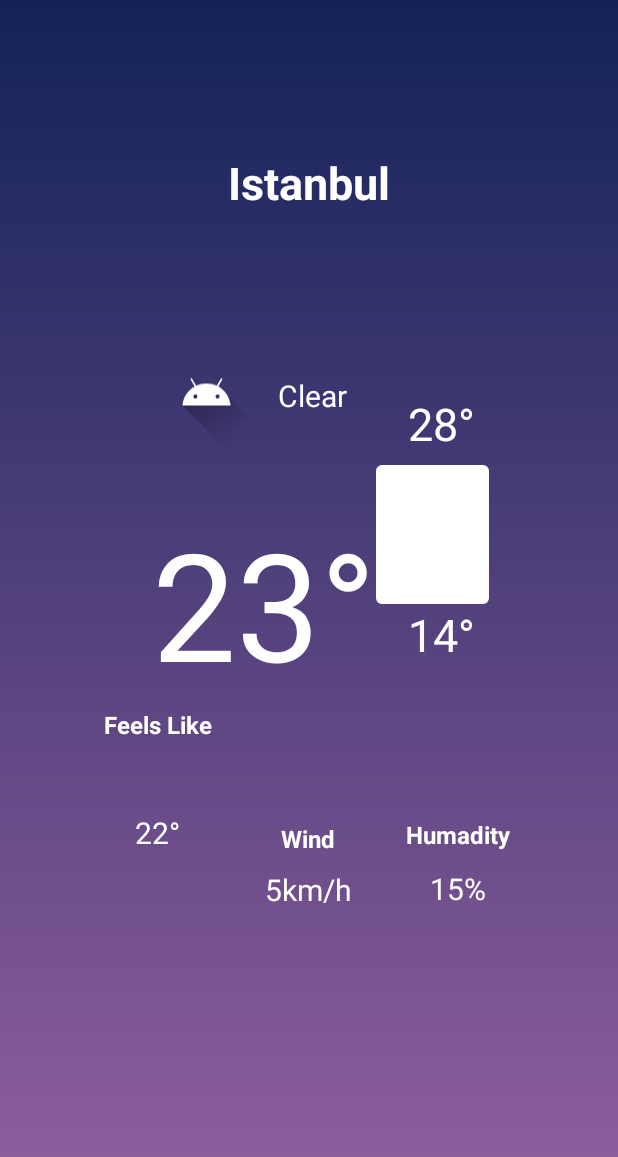
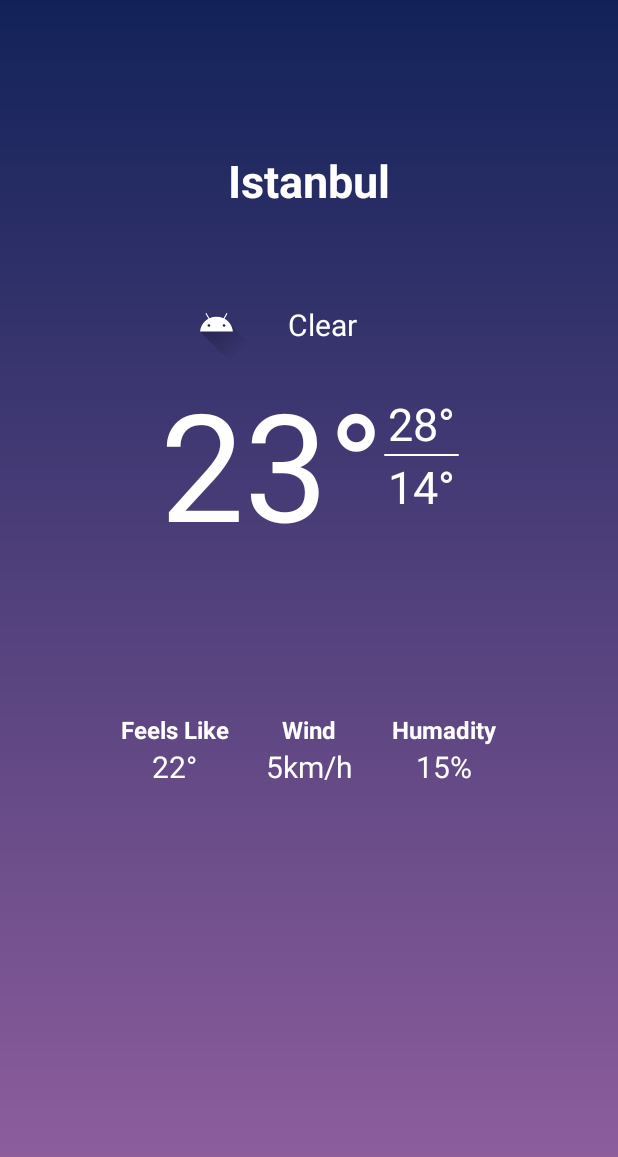
Before and after one commit to doanburak97/WeatherApp-with-using-Json, an Android app: the screen it shows after launch (MainActivity), on a phone screen of 412 x 824 dp. Shown: the top 1157 px of the screen. Run offline under Robolectric (Android 15) with nearby library versions, the phone set to English and light mode, and no system bars; libraries missing offline, so code that uses them is left out: com.loopj.android.

Commit message:
second commit

```diff
--- a/app/src/main/java/com/doanburak/weatherapplication/weatherData.java
+++ b/app/src/main/java/com/doanburak/weatherapplication/weatherData.java
@@ -9,15 +9,15 @@ public class weatherData {
     private int mCondition;
 
     public String getmTemp() {
-        return mTemp + "°C";
+        return mTemp + "°";
     }
 
     public String getmUpTemp() {
-        return mUpTemp + "°C";
+        return mUpTemp + "°";
     }
 
     public String getmLowTemp() {
-        return mLowTemp + "°C";
+        return mLowTemp + "°";
     }
 
     public String getmHumidity() {
--- a/app/src/main/res/layout/activity_main.xml
+++ b/app/src/main/res/layout/activity_main.xml
@@ -8,188 +8,163 @@
     tools:context=".MainActivity">
 
     <TextView
+        android:id="@+id/tv_cityName"
+        android:layout_width="wrap_content"
+        android:layout_height="wrap_content"
+        android:layout_marginTop="100dp"
+        android:text="Istanbul"
+        android:textSize="30dp"
+        android:textStyle="bold"
+        app:layout_constraintEnd_toEndOf="parent"
+        app:layout_constraintStart_toStartOf="parent"
+        app:layout_constraintTop_toTopOf="parent" />
+
+    <LinearLayout
+        android:id="@+id/linearLayout3"
+        android:layout_width="wrap_content"
+        android:layout_height="wrap_content"
+        android:layout_marginTop="100dp"
+        android:orientation="vertical"
+        app:layout_constraintEnd_toEndOf="parent"
+        app:layout_constraintStart_toStartOf="parent"
+        app:layout_constraintTop_toBottomOf="@+id/linearLayout">
+
+        <LinearLayout
+            android:layout_width="match_parent"
+            android:layout_height="match_parent"
+            android:orientation="horizontal">
+
+            <TextView
+                android:id="@+id/textView6"
+                android:layout_width="90dp"
+                android:layout_height="wrap_content"
+                android:text="Feels Like"
+                android:textAlignment="center"
+                android:textSize="16sp"
+                android:textStyle="bold" />
+
+            <TextView
+                android:id="@+id/textView8"
+                android:layout_width="90dp"
+                android:layout_height="wrap_content"
+                android:text="Wind"
+                android:textAlignment="center"
+                android:textSize="16sp"
+                android:textStyle="bold" />
+
+            <TextView
+                android:id="@+id/textView10"
+                android:layout_width="90dp"
+                android:layout_height="wrap_content"
+                android:text="Humadity"
+                android:textAlignment="center"
+                android:textSize="16sp"
+                android:textStyle="bold" />
+        </LinearLayout>
+
+        <LinearLayout
+            android:layout_width="match_parent"
+            android:layout_height="match_parent"
+            android:orientation="horizontal">
+
+            <TextView
                 android:id="@+id/tv_feels"
-        android:layout_width="0dp"
+                android:layout_width="90dp"
                 android:layout_height="wrap_content"
-        android:layout_marginStart="60dp"
-        android:layout_marginEnd="10dp"
-        android:layout_marginBottom="252dp"
                 android:text="22°"
                 android:textAlignment="center"
-        android:textSize="20sp"
-        app:layout_constraintBottom_toBottomOf="parent"
-        app:layout_constraintEnd_toStartOf="@+id/textView8"
-        app:layout_constraintStart_toStartOf="parent"
-        app:layout_constraintTop_toBottomOf="@+id/textView6" />
+                android:textSize="20sp" />
+
+            <TextView
+                android:id="@+id/tv_wind"
+                android:layout_width="90dp"
+                android:layout_height="wrap_content"
+                android:text="5km/h"
+                android:textAlignment="center"
+                android:textSize="20sp" />
 
             <TextView
                 android:id="@+id/tv_humadity"
-        android:layout_width="0dp"
+                android:layout_width="90dp"
                 android:layout_height="wrap_content"
-        android:layout_marginEnd="61dp"
-        android:layout_marginBottom="218dp"
                 android:text="15%"
                 android:textAlignment="center"
-        android:textSize="20sp"
-        app:layout_constraintBottom_toBottomOf="parent"
+                android:textSize="20sp" />
+        </LinearLayout>
+
+    </LinearLayout>
+
+    <LinearLayout
+        android:id="@+id/linearLayout"
+        android:layout_width="wrap_content"
+        android:layout_height="wrap_content"
+        android:orientation="horizontal"
         app:layout_constraintEnd_toEndOf="parent"
-        app:layout_constraintStart_toEndOf="@+id/tv_wind"
-        app:layout_constraintTop_toBottomOf="@+id/textView10" />
-
-    <TextView
-        android:id="@+id/tv_wind"
-        android:layout_width="0dp"
-        android:layout_height="wrap_content"
-        android:layout_marginStart="160dp"
-        android:layout_marginEnd="10dp"
-        android:layout_marginBottom="217dp"
-        android:text="5km/h"
-        android:textAlignment="center"
-        android:textSize="20sp"
-        app:layout_constraintBottom_toBottomOf="parent"
-        app:layout_constraintEnd_toStartOf="@+id/tv_humadity"
         app:layout_constraintStart_toStartOf="parent"
-        app:layout_constraintTop_toBottomOf="@+id/textView8" />
-
-    <TextView
-        android:id="@+id/textView8"
-        android:layout_width="0dp"
-        android:layout_height="wrap_content"
-        android:layout_marginEnd="10dp"
-        android:layout_marginBottom="9dp"
-        android:text="Wind"
-        android:textAlignment="center"
-        android:textSize="16sp"
-        android:textStyle="bold"
-        app:layout_constraintBottom_toTopOf="@+id/tv_wind"
-        app:layout_constraintEnd_toStartOf="@+id/textView10"
-        app:layout_constraintStart_toEndOf="@+id/tv_feels"
-        app:layout_constraintTop_toBottomOf="@+id/iv_icon" />
-
-    <TextView
-        android:id="@+id/textView6"
-        android:layout_width="0dp"
-        android:layout_height="wrap_content"
-        android:layout_marginBottom="44dp"
-        android:text="Feels Like"
-        android:textAlignment="center"
-        android:textSize="16sp"
-        android:textStyle="bold"
-        app:layout_constraintBottom_toTopOf="@+id/tv_feels"
-        app:layout_constraintEnd_toEndOf="@+id/tv_feels"
-        app:layout_constraintStart_toStartOf="@+id/tv_feels"
-        app:layout_constraintTop_toBottomOf="@+id/tv_temp" />
-
-    <TextView
-        android:id="@+id/textView10"
-        android:layout_width="0dp"
-        android:layout_height="wrap_content"
-        android:layout_marginEnd="61dp"
-        android:layout_marginBottom="11dp"
-        android:text="Humadity"
-        android:textAlignment="center"
-        android:textSize="16sp"
-        android:textStyle="bold"
-        app:layout_constraintBottom_toTopOf="@+id/tv_humadity"
-        app:layout_constraintEnd_toEndOf="parent"
-        app:layout_constraintStart_toEndOf="@+id/textView8"
-        app:layout_constraintTop_toBottomOf="@+id/tv_lowTemp" />
+        app:layout_constraintTop_toBottomOf="@+id/linearLayout2">
 
         <TextView
             android:id="@+id/tv_temp"
             android:layout_width="wrap_content"
             android:layout_height="wrap_content"
-        android:layout_marginStart="5dp"
-        android:layout_marginEnd="21dp"
-        android:layout_marginBottom="355dp"
             android:gravity="center"
             android:text="23°"
-        android:textSize="100dp"
-        app:layout_constraintBottom_toBottomOf="parent"
-        app:layout_constraintEnd_toStartOf="@+id/tv_upTemp"
-        app:layout_constraintHorizontal_chainStyle="packed"
-        app:layout_constraintStart_toStartOf="parent"
-        app:layout_constraintTop_toBottomOf="@+id/tv_weatherType" />
+            android:textSize="100dp" />
+
+        <LinearLayout
+            android:layout_width="match_parent"
+            android:layout_height="match_parent"
+            android:orientation="vertical">
+
+            <TextView
+                android:id="@+id/tv_upTemp"
+                android:layout_width="match_parent"
+                android:layout_height="wrap_content"
+                android:layout_marginTop="20sp"
+                android:gravity="center"
+                android:text="28°"
+                android:textAlignment="center"
+                android:textSize="30sp" />
+
+            <View
+                android:id="@+id/divider"
+                android:layout_width="50sp"
+                android:layout_height="1dp"
+                android:background="?attr/popupMenuBackground" />
+
+            <TextView
+                android:id="@+id/tv_lowTemp"
+                android:layout_width="match_parent"
+                android:layout_height="wrap_content"
+                android:gravity="center"
+                android:text="14°"
+                android:textSize="30sp" />
+        </LinearLayout>
+    </LinearLayout>
+
+    <LinearLayout
+        android:id="@+id/linearLayout2"
+        android:layout_width="150dp"
+        android:layout_height="wrap_content"
+        android:layout_marginTop="50dp"
+        android:orientation="horizontal"
+        app:layout_constraintStart_toStartOf="@+id/linearLayout"
+        app:layout_constraintTop_toBottomOf="@+id/tv_cityName">
+
+        <ImageView
+            android:id="@+id/iv_icon"
+            android:layout_width="75dp"
+            android:layout_height="51dp"
+            app:srcCompat="@drawable/ic_launcher_foreground" />
 
         <TextView
             android:id="@+id/tv_weatherType"
-        android:layout_width="0dp"
-        android:layout_height="0dp"
-        android:layout_marginTop="192dp"
-        android:layout_marginEnd="161dp"
+            android:layout_width="75dp"
+            android:layout_height="51dp"
             android:gravity="center|start"
             android:paddingLeft="10dp"
             android:text="Clear"
-        android:textSize="20sp"
-        app:layout_constraintBottom_toTopOf="@+id/tv_temp"
-        app:layout_constraintEnd_toEndOf="parent"
-        app:layout_constraintStart_toEndOf="@+id/iv_icon"
-        app:layout_constraintTop_toTopOf="parent" />
-
-    <ImageView
-        android:id="@+id/iv_icon"
-        android:layout_width="0dp"
-        android:layout_height="0dp"
-        android:layout_marginStart="100dp"
-        android:layout_marginTop="192dp"
-        android:layout_marginBottom="213dp"
-        app:layout_constraintBottom_toTopOf="@+id/textView8"
-        app:layout_constraintEnd_toStartOf="@+id/tv_weatherType"
-        app:layout_constraintStart_toStartOf="parent"
-        app:layout_constraintTop_toTopOf="parent"
-        app:srcCompat="@drawable/ic_launcher_foreground" />
-
-    <TextView
-        android:id="@+id/tv_lowTemp"
-        android:layout_width="wrap_content"
-        android:layout_height="wrap_content"
-        android:layout_marginEnd="9dp"
-        android:layout_marginBottom="102dp"
-        android:gravity="center"
-        android:text="14°"
-        android:textSize="30sp"
-        app:layout_constraintBottom_toTopOf="@+id/textView10"
-        app:layout_constraintEnd_toEndOf="@+id/divider"
-        app:layout_constraintTop_toBottomOf="@+id/divider" />
-
-    <TextView
-        android:id="@+id/tv_cityName"
-        android:layout_width="wrap_content"
-        android:layout_height="wrap_content"
-        android:layout_marginTop="101dp"
-        android:layout_marginBottom="168dp"
-        android:text="Istanbul"
-        android:textSize="30dp"
-        android:textStyle="bold"
-        app:layout_constraintBottom_toTopOf="@+id/divider"
-        app:layout_constraintEnd_toEndOf="parent"
-        app:layout_constraintStart_toStartOf="parent"
-        app:layout_constraintTop_toTopOf="parent" />
-
-    <View
-        android:id="@+id/divider"
-        android:layout_width="0dp"
-        android:layout_height="0dp"
-        android:layout_marginEnd="86dp"
-        android:layout_marginBottom="421dp"
-        android:background="?attr/popupMenuBackground"
-        app:layout_constraintBottom_toBottomOf="parent"
-        app:layout_constraintEnd_toEndOf="parent"
-        app:layout_constraintStart_toEndOf="@+id/tv_temp"
-        app:layout_constraintTop_toBottomOf="@+id/tv_cityName" />
-
-    <TextView
-        android:id="@+id/tv_upTemp"
-        android:layout_width="wrap_content"
-        android:layout_height="wrap_content"
-        android:layout_marginTop="262dp"
-        android:layout_marginBottom="7dp"
-        android:gravity="center"
-        android:text="28°"
-        android:textSize="30sp"
-        app:layout_constraintBottom_toTopOf="@+id/divider"
-        app:layout_constraintEnd_toEndOf="parent"
-        app:layout_constraintStart_toEndOf="@+id/tv_temp"
-        app:layout_constraintTop_toTopOf="parent" />
+            android:textSize="20sp" />
+    </LinearLayout>
 
 </androidx.constraintlayout.widget.ConstraintLayout>
```
Lines whose indentation alone changed are shown as unchanged.
